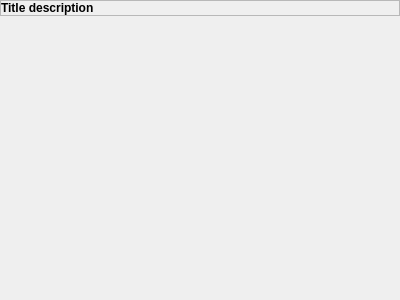
Above: Sentinel/SessionTask.ui from KDE/apper before the change. Below: the same form after it.
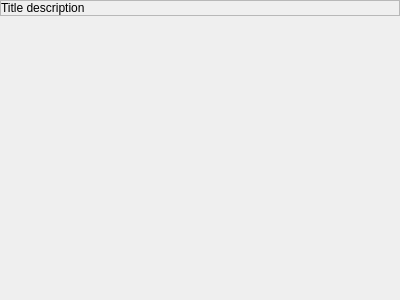
That is the form after the change.

Commit message: Session Interface is now converted to the new UI, tough instalation/removal does not work yet

What changed in the file:
```diff
--- a/Sentinel/SessionTask.ui
+++ b/Sentinel/SessionTask.ui
@@ -34,12 +34,6 @@
       </property>
       <item>
        <widget class="QLabel" name="titleL">
-        <property name="font">
-         <font>
-          <weight>75</weight>
-          <bold>true</bold>
-         </font>
-        </property>
         <property name="autoFillBackground">
          <bool>true</bool>
         </property>
```
The commit also changes 35 other files.
